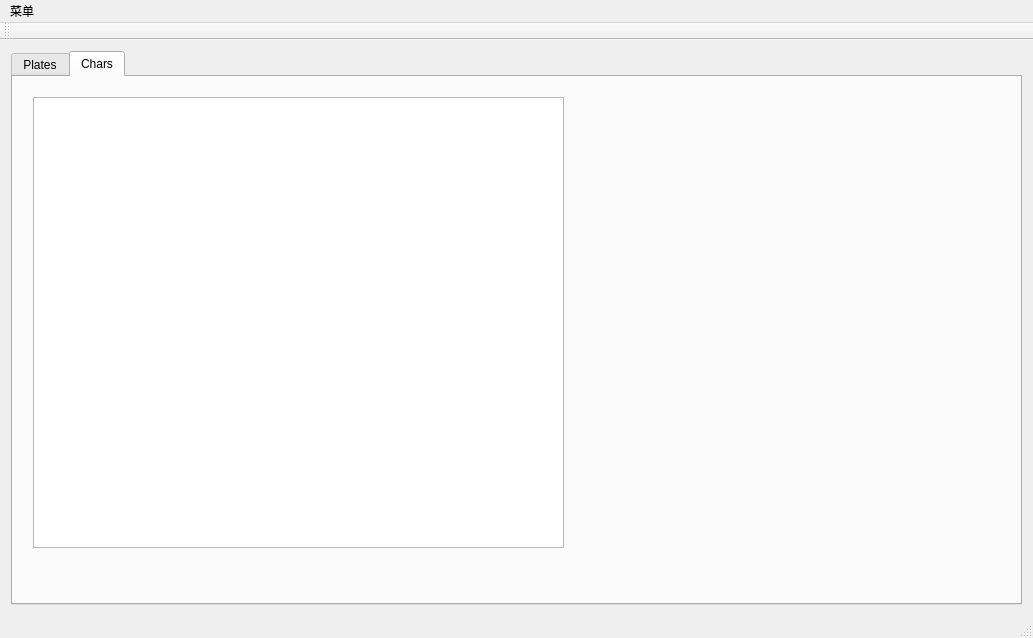
Qt form src/manualClassify/mainwindow.ui (Penguinang/PlateRecog) before a commit.
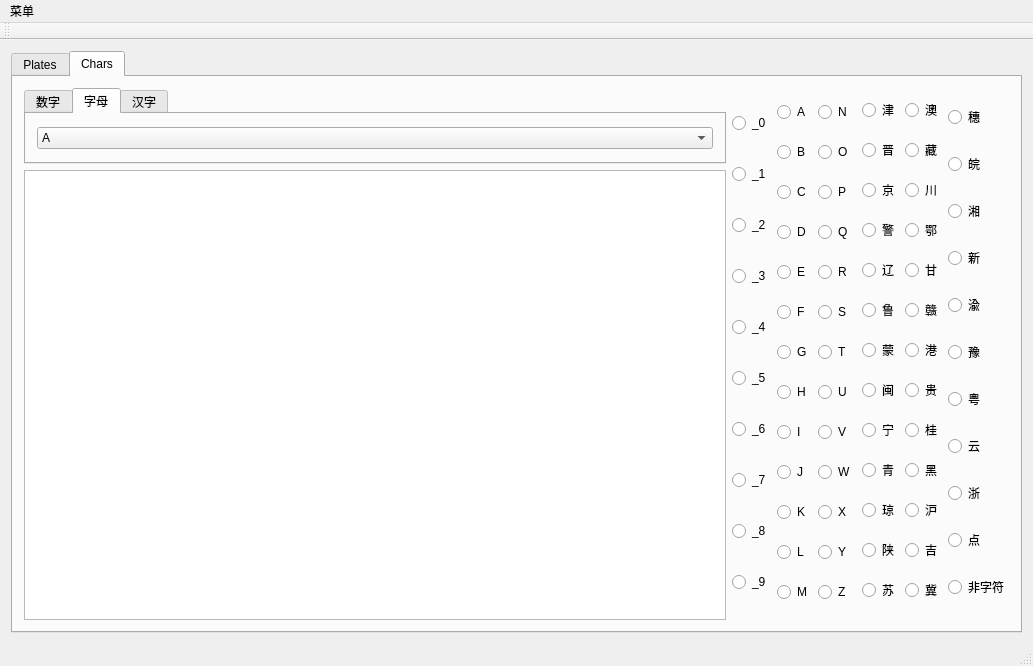
The same form after that commit. The open tabs and pages were chosen to show the change.

Commit message: 实现了车牌和字符的手动分类，界面有待进一步改进

The edit to the form file:
```diff
--- a/src/manualClassify/mainwindow.ui
+++ b/src/manualClassify/mainwindow.ui
@@ -14,7 +14,7 @@
    <string>MainWindow</string>
   </property>
   <widget class="QWidget" name="centralWidget">
-   <layout class="QHBoxLayout" name="horizontalLayout_2">
+   <layout class="QHBoxLayout" name="horizontalLayout_4">
     <item>
      <widget class="QTabWidget" name="tabWidget">
       <property name="currentIndex">
@@ -24,9 +24,9 @@
        <attribute name="title">
         <string>Plates</string>
        </attribute>
-       <layout class="QVBoxLayout" name="verticalLayout_3">
+       <layout class="QHBoxLayout" name="horizontalLayout_3">
         <item>
-         <layout class="QHBoxLayout" name="horizontalLayout">
+         <layout class="QHBoxLayout" name="horizontalLayout_2">
           <item>
            <layout class="QVBoxLayout" name="verticalLayout">
             <item>
@@ -218,16 +218,974 @@
        <attribute name="title">
         <string>Chars</string>
        </attribute>
-       <widget class="QListWidget" name="listWidget">
-        <property name="geometry">
-         <rect>
-          <x>20</x>
-          <y>20</y>
-          <width>531</width>
-          <height>451</height>
-         </rect>
-        </property>
-       </widget>
+       <layout class="QHBoxLayout" name="horizontalLayout_7">
+        <item>
+         <layout class="QHBoxLayout" name="horizontalLayout_5">
+          <item>
+           <layout class="QVBoxLayout" name="verticalLayout_3">
+            <item>
+             <widget class="QTabWidget" name="tabWidget_allchars">
+              <property name="currentIndex">
+               <number>0</number>
+              </property>
+              <widget class="QWidget" name="tab_3">
+               <attribute name="title">
+                <string>数字</string>
+               </attribute>
+               <layout class="QVBoxLayout" name="verticalLayout_4">
+                <item>
+                 <widget class="QComboBox" name="comboBox_number">
+                  <item>
+                   <property name="text">
+                    <string>_0</string>
+                   </property>
+                  </item>
+                  <item>
+                   <property name="text">
+                    <string>_1</string>
+                   </property>
+                  </item>
+                  <item>
+                   <property name="text">
+                    <string>_2</string>
+                   </property>
+                  </item>
+                  <item>
+                   <property name="text">
+                    <string>_3</string>
+                   </property>
+                  </item>
+                  <item>
+                   <property name="text">
+                    <string>_4</string>
+                   </property>
+                  </item>
+                  <item>
+                   <property name="text">
+                    <string>_5</string>
+                   </property>
+                  </item>
+                  <item>
+                   <property name="text">
+                    <string>_6</string>
+                   </property>
+                  </item>
+                  <item>
+                   <property name="text">
+                    <string>_7</string>
+                   </property>
+                  </item>
+                  <item>
+                   <property name="text">
+                    <string>_8</string>
+                   </property>
+                  </item>
+                  <item>
+                   <property name="text">
+                    <string>_9</string>
+                   </property>
+                  </item>
+                 </widget>
+                </item>
+               </layout>
+              </widget>
+              <widget class="QWidget" name="tab_4">
+               <attribute name="title">
+                <string>字母</string>
+               </attribute>
+               <layout class="QHBoxLayout" name="horizontalLayout_6">
+                <item>
+                 <layout class="QVBoxLayout" name="verticalLayout_7">
+                  <item>
+                   <widget class="QComboBox" name="comboBox_char">
+                    <item>
+                     <property name="text">
+                      <string>A</string>
+                     </property>
+                    </item>
+                    <item>
+                     <property name="text">
+                      <string>B</string>
+                     </property>
+                    </item>
+                    <item>
+                     <property name="text">
+                      <string>C</string>
+                     </property>
+                    </item>
+                    <item>
+                     <property name="text">
+                      <string>D</string>
+                     </property>
+                    </item>
+                    <item>
+                     <property name="text">
+                      <string>E</string>
+                     </property>
+                    </item>
+                    <item>
+                     <property name="text">
+                      <string>F</string>
+                     </property>
+                    </item>
+                    <item>
+                     <property name="text">
+                      <string>G</string>
+                     </property>
+                    </item>
+                    <item>
+                     <property name="text">
+                      <string>H</string>
+                     </property>
+                    </item>
+                    <item>
+                     <property name="text">
+                      <string>I</string>
+                     </property>
+                    </item>
+                    <item>
+                     <property name="text">
+                      <string>J</string>
+                     </property>
+                    </item>
+                    <item>
+                     <property name="text">
+                      <string>K</string>
+                     </property>
+                    </item>
+                    <item>
+                     <property name="text">
+                      <string>L</string>
+                     </property>
+                    </item>
+                    <item>
+                     <property name="text">
+                      <string>M</string>
+                     </property>
+                    </item>
+                    <item>
+                     <property name="text">
+                      <string>N</string>
+                     </property>
+                    </item>
+                    <item>
+                     <property name="text">
+                      <string>O</string>
+                     </property>
+                    </item>
+                    <item>
+                     <property name="text">
+                      <string>P</string>
+                     </property>
+                    </item>
+                    <item>
+                     <property name="text">
+                      <string>Q</string>
+                     </property>
+                    </item>
+                    <item>
+                     <property name="text">
+                      <string>R</string>
+                     </property>
+                    </item>
+                    <item>
+                     <property name="text">
+                      <string>S</string>
+                     </property>
+                    </item>
+                    <item>
+                     <property name="text">
+                      <string>T</string>
+                     </property>
+                    </item>
+                    <item>
+                     <property name="text">
+                      <string>U</string>
+                     </property>
+                    </item>
+                    <item>
+                     <property name="text">
+                      <string>V</string>
+                     </property>
+                    </item>
+                    <item>
+                     <property name="text">
+                      <string>W</string>
+                     </property>
+                    </item>
+                    <item>
+                     <property name="text">
+                      <string>X</string>
+                     </property>
+                    </item>
+                    <item>
+                     <property name="text">
+                      <string>Y</string>
+                     </property>
+                    </item>
+                    <item>
+                     <property name="text">
+                      <string>Z</string>
+                     </property>
+                    </item>
+                   </widget>
+                  </item>
+                 </layout>
+                </item>
+               </layout>
+              </widget>
+              <widget class="QWidget" name="tab_5">
+               <attribute name="title">
+                <string>汉字</string>
+               </attribute>
+               <layout class="QHBoxLayout" name="horizontalLayout_8">
+                <item>
+                 <widget class="QComboBox" name="comboBox_chineseChar">
+                  <item>
+                   <property name="text">
+                    <string>澳</string>
+                   </property>
+                  </item>
+                  <item>
+                   <property name="text">
+                    <string>藏</string>
+                   </property>
+                  </item>
+                  <item>
+                   <property name="text">
+                    <string>川</string>
+                   </property>
+                  </item>
+                  <item>
+                   <property name="text">
+                    <string>点</string>
+                   </property>
+                  </item>
+                  <item>
+                   <property name="text">
+                    <string>鄂</string>
+                   </property>
+                  </item>
+                  <item>
+                   <property name="text">
+                    <string>非字符</string>
+                   </property>
+                  </item>
+                  <item>
+                   <property name="text">
+                    <string>甘</string>
+                   </property>
+                  </item>
+                  <item>
+                   <property name="text">
+                    <string>赣</string>
+                   </property>
+                  </item>
+                  <item>
+                   <property name="text">
+                    <string>港</string>
+                   </property>
+                  </item>
+                  <item>
+                   <property name="text">
+                    <string>贵</string>
+                   </property>
+                  </item>
+                  <item>
+                   <property name="text">
+                    <string>桂</string>
+                   </property>
+                  </item>
+                  <item>
+                   <property name="text">
+                    <string>黑</string>
+                   </property>
+                  </item>
+                  <item>
+                   <property name="text">
+                    <string>沪</string>
+                   </property>
+                  </item>
+                  <item>
+                   <property name="text">
+                    <string>吉</string>
+                   </property>
+                  </item>
+                  <item>
+                   <property name="text">
+                    <string>冀</string>
+                   </property>
+                  </item>
+                  <item>
+                   <property name="text">
+                    <string>津</string>
+                   </property>
+                  </item>
+                  <item>
+                   <property name="text">
+                    <string>晋</string>
+                   </property>
+                  </item>
+                  <item>
+                   <property name="text">
+                    <string>京</string>
+                   </property>
+                  </item>
+                  <item>
+                   <property name="text">
+                    <string>警</string>
+                   </property>
+                  </item>
+                  <item>
+                   <property name="text">
+                    <string>辽</string>
+                   </property>
+                  </item>
+                  <item>
+                   <property name="text">
+                    <string>鲁</string>
+                   </property>
+                  </item>
+                  <item>
+                   <property name="text">
+                    <string>蒙</string>
+                   </property>
+                  </item>
+                  <item>
+                   <property name="text">
+                    <string>闽</string>
+                   </property>
+                  </item>
+                  <item>
+                   <property name="text">
+                    <string>宁</string>
+                   </property>
+                  </item>
+                  <item>
+                   <property name="text">
+                    <string>青</string>
+                   </property>
+                  </item>
+                  <item>
+                   <property name="text">
+                    <string>琼</string>
+                   </property>
+                  </item>
+                  <item>
+                   <property name="text">
+                    <string>陕</string>
+                   </property>
+                  </item>
+                  <item>
+                   <property name="text">
+                    <string>苏</string>
+                   </property>
+                  </item>
+                  <item>
+                   <property name="text">
+                    <string>穗</string>
+                   </property>
+                  </item>
+                  <item>
+                   <property name="text">
+                    <string>皖</string>
+                   </property>
+                  </item>
+                  <item>
+                   <property name="text">
+                    <string>湘</string>
+                   </property>
+                  </item>
+                  <item>
+                   <property name="text">
+                    <string>新</string>
+                   </property>
+                  </item>
+                  <item>
+                   <property name="text">
+                    <string>渝</string>
+                   </property>
+                  </item>
+                  <item>
+                   <property name="text">
+                    <string>豫</string>
+                   </property>
+                  </item>
+                  <item>
+                   <property name="text">
+                    <string>粤</string>
+                   </property>
+                  </item>
+                  <item>
+                   <property name="text">
+                    <string>云</string>
+                   </property>
+                  </item>
+                  <item>
+                   <property name="text">
+                    <string>浙</string>
+                   </property>
+                  </item>
+                 </widget>
+                </item>
+               </layout>
+              </widget>
+             </widget>
+            </item>
+            <item>
+             <widget class="QListWidget" name="charListWidget">
+              <property name="minimumSize">
+               <size>
+                <width>0</width>
+                <height>450</height>
+               </size>
+              </property>
+             </widget>
+            </item>
+           </layout>
+          </item>
+          <item>
+           <layout class="QHBoxLayout" name="horizontalLayout">
+            <item>
+             <layout class="QVBoxLayout" name="verticalLayout_6">
+              <item>
+               <widget class="QRadioButton" name="radioButton_0">
+                <property name="text">
+                 <string>_0</string>
+                </property>
+               </widget>
+              </item>
+              <item>
+               <widget class="QRadioButton" name="radioButton_1">
+                <property name="text">
+                 <string>_1</string>
+                </property>
+               </widget>
+              </item>
+              <item>
+               <widget class="QRadioButton" name="radioButton_2">
+                <property name="text">
+                 <string>_2</string>
+                </property>
+               </widget>
+              </item>
+              <item>
+               <widget class="QRadioButton" name="radioButton_3">
+                <property name="text">
+                 <string>_3</string>
+                </property>
+               </widget>
+              </item>
+              <item>
+               <widget class="QRadioButton" name="radioButton_4">
+                <property name="text">
+                 <string>_4</string>
+                </property>
+               </widget>
+              </item>
+              <item>
+               <widget class="QRadioButton" name="radioButton_5">
+                <property name="text">
+                 <string>_5</string>
+                </property>
+               </widget>
+              </item>
+              <item>
+               <widget class="QRadioButton" name="radioButton_6">
+                <property name="text">
+                 <string>_6</string>
+                </property>
+               </widget>
+              </item>
+              <item>
+               <widget class="QRadioButton" name="radioButton_7">
+                <property name="text">
+                 <string>_7</string>
+                </property>
+               </widget>
+              </item>
+              <item>
+               <widget class="QRadioButton" name="radioButton_8">
+                <property name="text">
+                 <string>_8</string>
+                </property>
+               </widget>
+              </item>
+              <item>
+               <widget class="QRadioButton" name="radioButton_9">
+                <property name="text">
+                 <string>_9</string>
+                </property>
+               </widget>
+              </item>
+             </layout>
+            </item>
+            <item>
+             <layout class="QVBoxLayout" name="verticalLayout_8">
+              <item>
+               <widget class="QRadioButton" name="radioButton_A">
+                <property name="text">
+                 <string>A</string>
+                </property>
+               </widget>
+              </item>
+              <item>
+               <widget class="QRadioButton" name="radioButton_B">
+                <property name="text">
+                 <string>B</string>
+                </property>
+               </widget>
+              </item>
+              <item>
+               <widget class="QRadioButton" name="radioButton_C">
+                <property name="text">
+                 <string>C</string>
+                </property>
+               </widget>
+              </item>
+              <item>
+               <widget class="QRadioButton" name="radioButton_D">
+                <property name="text">
+                 <string>D</string>
+                </property>
+               </widget>
+              </item>
+              <item>
+               <widget class="QRadioButton" name="radioButton_E">
+                <property name="text">
+                 <string>E</string>
+                </property>
+               </widget>
+              </item>
+              <item>
+               <widget class="QRadioButton" name="radioButton_F">
+                <property name="text">
+                 <string>F</string>
+                </property>
+               </widget>
+              </item>
+              <item>
+               <widget class="QRadioButton" name="radioButton_G">
+                <property name="text">
+                 <string>G</string>
+                </property>
+               </widget>
+              </item>
+              <item>
+               <widget class="QRadioButton" name="radioButton_H">
+                <property name="text">
+                 <string>H</string>
+                </property>
+               </widget>
+              </item>
+              <item>
+               <widget class="QRadioButton" name="radioButton_I">
+                <property name="text">
+                 <string>I</string>
+                </property>
+               </widget>
+              </item>
+              <item>
+               <widget class="QRadioButton" name="radioButton_J">
+                <property name="text">
+                 <string>J</string>
+                </property>
+               </widget>
+              </item>
+              <item>
+               <widget class="QRadioButton" name="radioButton_K">
+                <property name="text">
+                 <string>K</string>
+                </property>
+               </widget>
+              </item>
+              <item>
+               <widget class="QRadioButton" name="radioButton_L">
+                <property name="text">
+                 <string>L</string>
+                </property>
+               </widget>
+              </item>
+              <item>
+               <widget class="QRadioButton" name="radioButton_M">
+                <property name="text">
+                 <string>M</string>
+                </property>
+               </widget>
+              </item>
+             </layout>
+            </item>
+            <item>
+             <layout class="QVBoxLayout" name="verticalLayout_9">
+              <item>
+               <widget class="QRadioButton" name="radioButton_N">
+                <property name="text">
+                 <string>N</string>
+                </property>
+               </widget>
+              </item>
+              <item>
+               <widget class="QRadioButton" name="radioButton_O">
+                <property name="text">
+                 <string>O</string>
+                </property>
+               </widget>
+              </item>
+              <item>
+               <widget class="QRadioButton" name="radioButton_P">
+                <property name="text">
+                 <string>P</string>
+                </property>
+               </widget>
+              </item>
+              <item>
+               <widget class="QRadioButton" name="radioButton_Q">
+                <property name="text">
+                 <string>Q</string>
+                </property>
+               </widget>
+              </item>
+              <item>
+               <widget class="QRadioButton" name="radioButton_R">
+                <property name="text">
+                 <string>R</string>
+                </property>
+               </widget>
+              </item>
+              <item>
+               <widget class="QRadioButton" name="radioButton_S">
+                <property name="text">
+                 <string>S</string>
+                </property>
+               </widget>
+              </item>
+              <item>
+               <widget class="QRadioButton" name="radioButton_T">
+                <property name="text">
+                 <string>T</string>
+                </property>
+               </widget>
+              </item>
+              <item>
+               <widget class="QRadioButton" name="radioButton_U">
+                <property name="text">
+                 <string>U</string>
+                </property>
+               </widget>
+              </item>
+              <item>
+               <widget class="QRadioButton" name="radioButton_V">
+                <property name="text">
+                 <string>V</string>
+                </property>
+               </widget>
+              </item>
+              <item>
+               <widget class="QRadioButton" name="radioButton_W">
+                <property name="text">
+                 <string>W</string>
+                </property>
+               </widget>
+              </item>
+              <item>
+               <widget class="QRadioButton" name="radioButton_X">
+                <property name="text">
+                 <string>X</string>
+                </property>
+               </widget>
+              </item>
+              <item>
+               <widget class="QRadioButton" name="radioButton_Y">
+                <property name="text">
+                 <string>Y</string>
+                </property>
+               </widget>
+              </item>
+              <item>
+               <widget class="QRadioButton" name="radioButton_Z">
+                <property name="text">
+                 <string>Z</string>
+                </property>
+               </widget>
+              </item>
+             </layout>
+            </item>
+            <item>
+             <layout class="QVBoxLayout" name="verticalLayout_12">
+              <item>
+               <widget class="QRadioButton" name="radioButton_jin1">
+                <property name="text">
+                 <string>津</string>
+                </property>
+               </widget>
+              </item>
+              <item>
+               <widget class="QRadioButton" name="radioButton_jin4">
+                <property name="text">
+                 <string>晋</string>
+                </property>
+               </widget>
+              </item>
+              <item>
+               <widget class="QRadioButton" name="radioButton_jing1">
+                <property name="text">
+                 <string>京</string>
+                </property>
+               </widget>
+              </item>
+              <item>
+               <widget class="QRadioButton" name="radioButton_jing3">
+                <property name="text">
+                 <string>警</string>
+                </property>
+               </widget>
+              </item>
+              <item>
+               <widget class="QRadioButton" name="radioButton_liao">
+                <property name="text">
+                 <string>辽</string>
+                </property>
+               </widget>
+              </item>
+              <item>
+               <widget class="QRadioButton" name="radioButton_lu">
+                <property name="text">
+                 <string>鲁</string>
+                </property>
+               </widget>
+              </item>
+              <item>
+               <widget class="QRadioButton" name="radioButton_meng">
+                <property name="text">
+                 <string>蒙</string>
+                </property>
+               </widget>
+              </item>
+              <item>
+               <widget class="QRadioButton" name="radioButton_min">
+                <property name="text">
+                 <string>闽</string>
+                </property>
+               </widget>
+              </item>
+              <item>
+               <widget class="QRadioButton" name="radioButton_ning">
+                <property name="text">
+                 <string>宁</string>
+                </property>
+               </widget>
+              </item>
+              <item>
+               <widget class="QRadioButton" name="radioButton_qing">
+                <property name="text">
+                 <string>青</string>
+                </property>
+               </widget>
+              </item>
+              <item>
+               <widget class="QRadioButton" name="radioButton_qiong">
+                <property name="text">
+                 <string>琼</string>
+                </property>
+               </widget>
+              </item>
+              <item>
+               <widget class="QRadioButton" name="radioButton_shan">
+                <property name="text">
+                 <string>陕</string>
+                </property>
+               </widget>
+              </item>
+              <item>
+               <widget class="QRadioButton" name="radioButton_su">
+                <property name="text">
+                 <string>苏</string>
+                </property>
+               </widget>
+              </item>
+             </layout>
+            </item>
+            <item>
+             <layout class="QVBoxLayout" name="verticalLayout_11">
+              <item>
+               <widget class="QRadioButton" name="radioButton_ao">
+                <property name="text">
+                 <string>澳</string>
+                </property>
+               </widget>
+              </item>
+              <item>
+               <widget class="QRadioButton" name="radioButton_zang">
+                <property name="text">
+                 <string>藏</string>
+                </property>
+               </widget>
+              </item>
+              <item>
+               <widget class="QRadioButton" name="radioButton_chuan">
+                <property name="text">
+                 <string>川</string>
+                </property>
+               </widget>
+              </item>
+              <item>
+               <widget class="QRadioButton" name="radioButton_e">
+                <property name="text">
+                 <string>鄂</string>
+                </property>
+               </widget>
+              </item>
+              <item>
+               <widget class="QRadioButton" name="radioButton_gan1">
+                <property name="text">
+                 <string>甘</string>
+                </property>
+               </widget>
+              </item>
+              <item>
+               <widget class="QRadioButton" name="radioButton_gan4">
+                <property name="text">
+                 <string>赣</string>
+                </property>
+               </widget>
+              </item>
+              <item>
+               <widget class="QRadioButton" name="radioButton_gang">
+                <property name="text">
+                 <string>港</string>
+                </property>
+               </widget>
+              </item>
+              <item>
+               <widget class="QRadioButton" name="radioButton_gui">
+                <property name="text">
+                 <string>贵</string>
+                </property>
+               </widget>
+              </item>
+              <item>
+               <widget class="QRadioButton" name="radioButton_mugui">
+                <property name="text">
+                 <string>桂</string>
+                </property>
+               </widget>
+              </item>
+              <item>
+               <widget class="QRadioButton" name="radioButton_hei">
+                <property name="text">
+                 <string>黑</string>
+                </property>
+               </widget>
+              </item>
+              <item>
+               <widget class="QRadioButton" name="radioButton_hu">
+                <property name="text">
+                 <string>沪</string>
+                </property>
+               </widget>
+              </item>
+              <item>
+               <widget class="QRadioButton" name="radioButton_ji">
+                <property name="text">
+                 <string>吉</string>
+                </property>
+               </widget>
+              </item>
+              <item>
+               <widget class="QRadioButton" name="radioButton_ji4">
+                <property name="text">
+                 <string>冀</string>
+                </property>
+               </widget>
+              </item>
+             </layout>
+            </item>
+            <item>
+             <layout class="QVBoxLayout" name="verticalLayout_13">
+              <item>
+               <widget class="QRadioButton" name="radioButton_sui">
+                <property name="text">
+                 <string>穗</string>
+                </property>
+               </widget>
+              </item>
+              <item>
+               <widget class="QRadioButton" name="radioButton_wan">
+                <property name="text">
+                 <string>皖</string>
+                </property>
+               </widget>
+              </item>
+              <item>
+               <widget class="QRadioButton" name="radioButton_xiang">
+                <property name="text">
+                 <string>湘</string>
+                </property>
+               </widget>
+              </item>
+              <item>
+               <widget class="QRadioButton" name="radioButton_xin">
+                <property name="text">
+                 <string>新</string>
+                </property>
+               </widget>
+              </item>
+              <item>
+               <widget class="QRadioButton" name="radioButton_yu">
+                <property name="text">
+                 <string>渝</string>
+                </property>
+               </widget>
+              </item>
+              <item>
+               <widget class="QRadioButton" name="radioButton_yu_2">
+                <property name="text">
+                 <string>豫</string>
+                </property>
+               </widget>
+              </item>
+              <item>
+               <widget class="QRadioButton" name="radioButton_yue">
+                <property name="text">
+                 <string>粤</string>
+                </property>
+               </widget>
+              </item>
+              <item>
+               <widget class="QRadioButton" name="radioButton_yun">
+                <property name="text">
+                 <string>云</string>
+                </property>
+               </widget>
+              </item>
+              <item>
+               <widget class="QRadioButton" name="radioButton_zhe">
+                <property name="text">
+                 <string>浙</string>
+                </property>
+               </widget>
+              </item>
+              <item>
+               <widget class="QRadioButton" name="radioButton_dian">
+                <property name="text">
+                 <string>点</string>
+                </property>
+               </widget>
+              </item>
+              <item>
+               <widget class="QRadioButton" name="radioButton_nonchar">
+                <property name="text">
+                 <string>非字符</string>
+                </property>
+               </widget>
+              </item>
+             </layout>
+            </item>
+           </layout>
+          </item>
+         </layout>
+        </item>
+       </layout>
       </widget>
      </widget>
     </item>
```
The commit also changes 2 other files.
